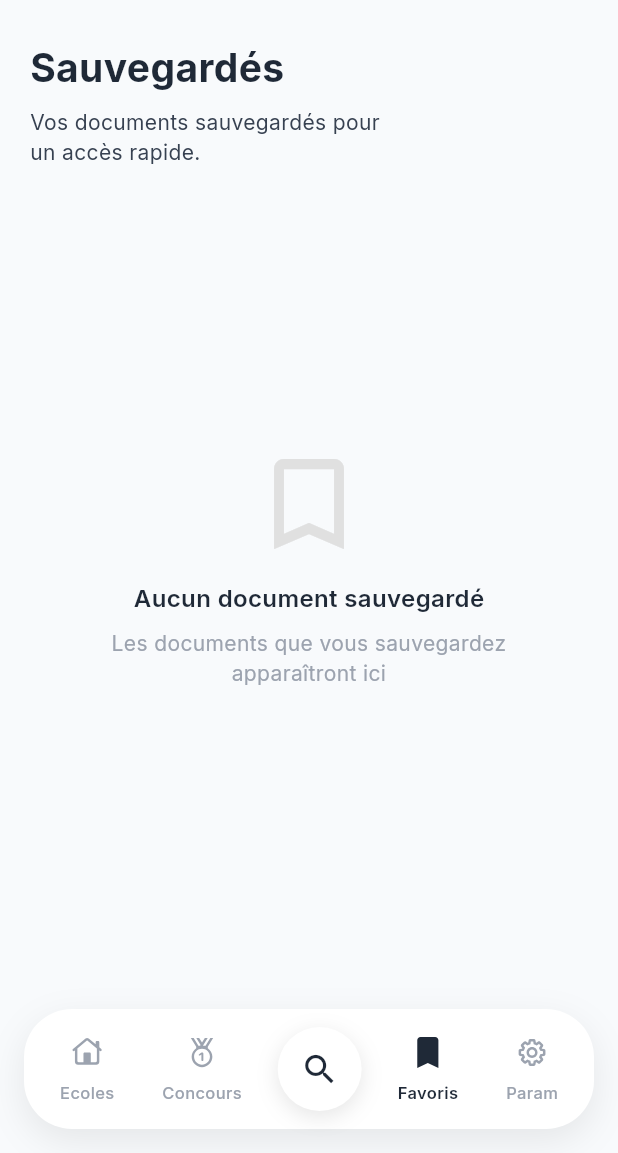
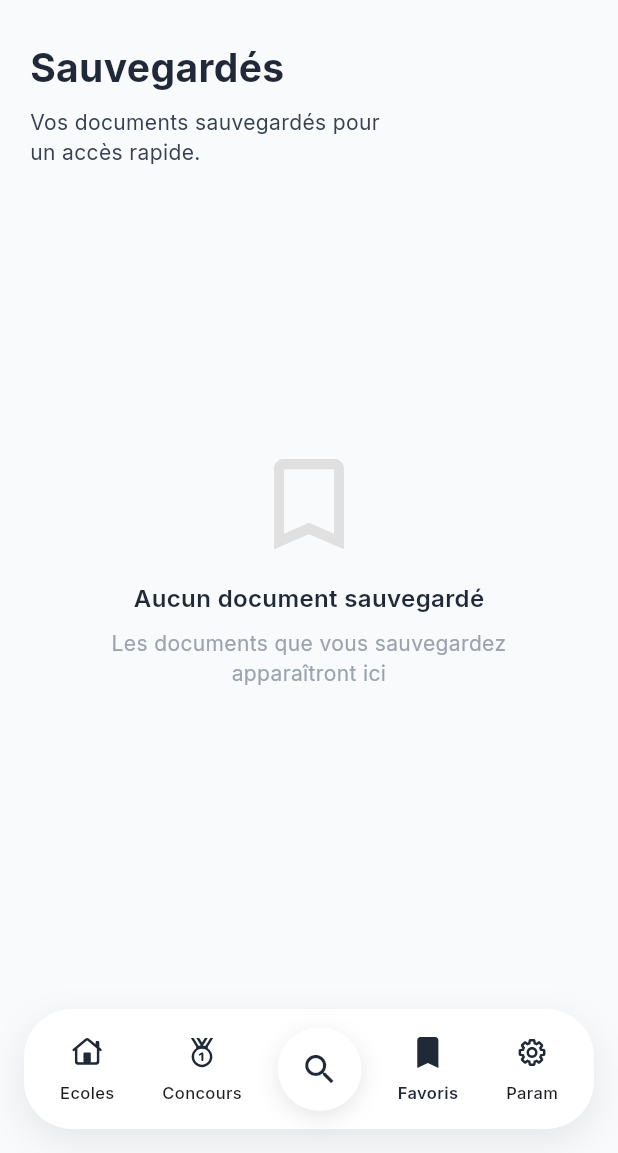
Before and after one commit to Rahim10020/docstore, a Flutter app: the screen it shows after launch, item 4 of the bottom bar chosen, on a phone screen of 412 x 824 dp, the part 83-1236 px from its top. Run offline on Flutter 3.47's test engine with Material 3 defaults, Android fonts, the phone set to English and light mode, and no system bars; our stand-ins replace appwrite, flutter_riverpod, flutter_svg, google_fonts, logger, share_plus and 2 more; missing offline and left inert: flutter_cached_pdfview; network calls fail.

Commit message:
changement couleurs

```diff
--- a/lib/ui/widgets/bottom_nav_bar.dart
+++ b/lib/ui/widgets/bottom_nav_bar.dart
@@ -87,7 +87,7 @@ class _NavItem extends StatelessWidget {
 
   @override
   Widget build(BuildContext context) {
-    final color = isActive ? AppTheme.textPrimary : AppTheme.mutedText;
+    final color = isActive ? AppTheme.primaryPurple : AppTheme.textPrimary;
 
     return InkWell(
       onTap: onTap,
@@ -107,7 +107,6 @@ class _NavItem extends StatelessWidget {
               style: TextStyle(
                 fontSize: 11,
                 fontWeight: isActive ? FontWeight.w600 : FontWeight.w500,
-                color: color,
               ),
             ),
           ],
```
